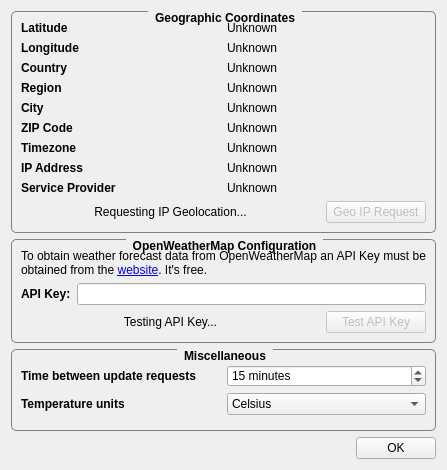
First picture: the form in ConfigurationDialog.ui, repository FelixdelasPozas/TrayWeather, before the edit.
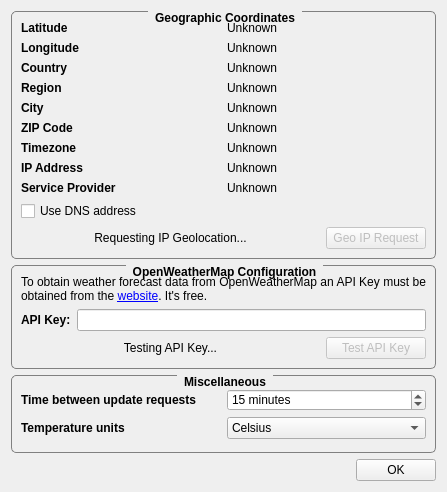
Second picture: the form after the edit. Icons and pictures are not drawn.

Patch:
```diff
--- a/ConfigurationDialog.ui
+++ b/ConfigurationDialog.ui
@@ -7,7 +7,7 @@
     <x>0</x>
     <y>0</y>
     <width>447</width>
-    <height>470</height>
+    <height>492</height>
    </rect>
   </property>
   <property name="minimumSize">
@@ -16,6 +16,12 @@
     <height>394</height>
    </size>
   </property>
+  <property name="maximumSize">
+   <size>
+    <width>447</width>
+    <height>492</height>
+   </size>
+  </property>
   <property name="windowTitle">
    <string>Configuration</string>
   </property>
@@ -236,6 +242,13 @@
         </item>
        </layout>
       </item>
+      <item>
+       <widget class="QCheckBox" name="m_useDNS">
+        <property name="text">
+         <string>Use DNS address</string>
+        </property>
+       </widget>
+      </item>
       <item>
        <layout class="QHBoxLayout" name="horizontalLayout_4" stretch="1,0">
         <property name="topMargin">
```
